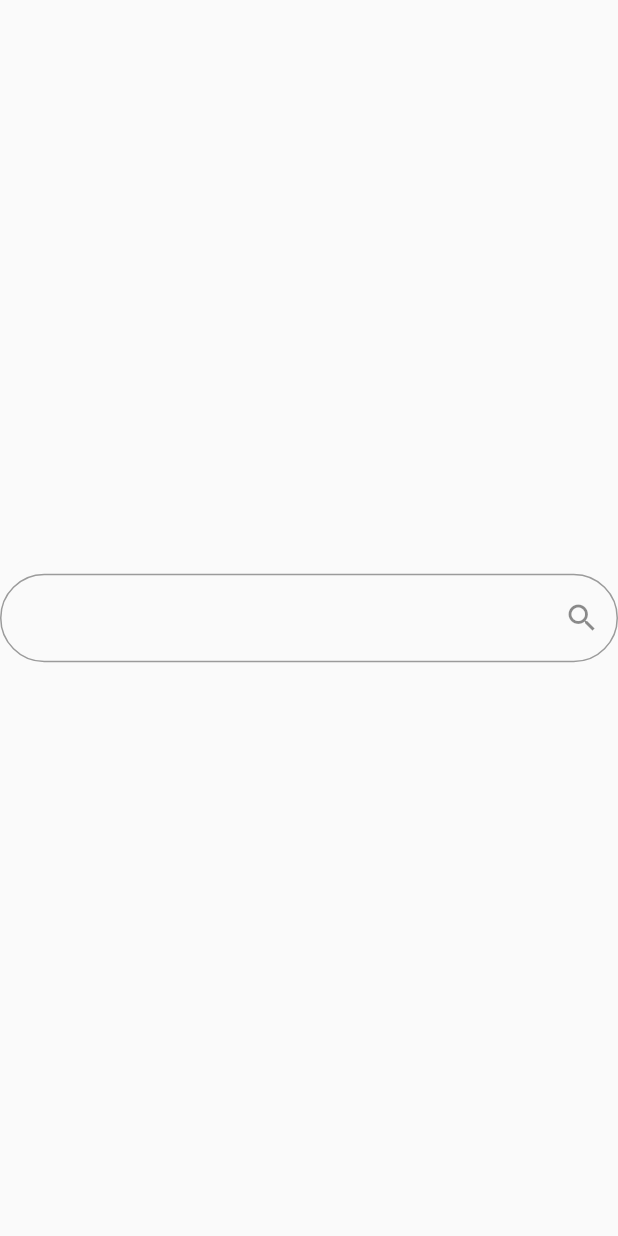
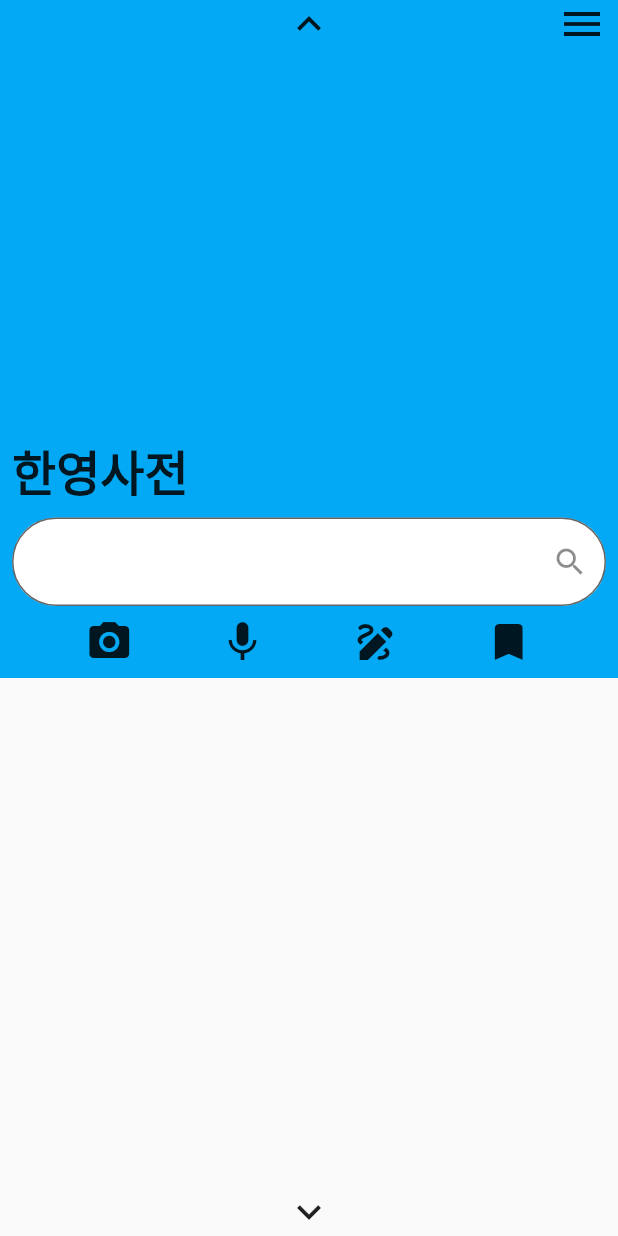
Before and after one commit to termsigening97/flutter_hci, a Flutter app: the screen it shows after launch, on a phone screen of 412 x 824 dp. Run offline on Flutter 3.47's test engine with Material 2 defaults, Android fonts, the phone set to English and light mode, and no system bars.

Commit message:
Two Pages Committed

```diff
--- a/lib/main.dart
+++ b/lib/main.dart
@@ -1,8 +1,12 @@
 import 'package:flutter/material.dart';
+import 'package:flutter_hci/search.dart';
 
-void main() {
-  runApp(const MyApp());
-}
+void main() => runApp(MaterialApp(
+    title: 'Naver Dictionary HCI',
+    theme: ThemeData(
+      primarySwatch: Colors.blue,
+    ),
+    home: const MyApp()));
 
 class MyApp extends StatelessWidget {
   const MyApp({super.key});
@@ -10,60 +14,66 @@ class MyApp extends StatelessWidget {
   // This widget is the root of your application.
   @override
   Widget build(BuildContext context) {
-    return MaterialApp(
-      title: 'Search Box Example',
-      theme: ThemeData(
-        primarySwatch: Colors.blue,
-      ),
-      home: Scaffold(
-        body: Center(
-          child: SearchBox(
-            onTextChanged: (text) {
-              // Perform your search logic here
-              print('Search text changed: $text');
+    return Scaffold(
+      body: Column(children: [
+        Container(
+          color: Colors.lightBlue,
+          child: Column(mainAxisAlignment: MainAxisAlignment.center, children: [
+            Container(
+                padding: const EdgeInsets.only(bottom: 250.0),
+                child: Stack(alignment: Alignment.center, children: [
+                  const Align(
+                      alignment: Alignment.center,
+                      child: Icon(Icons.keyboard_arrow_up, size: 32)),
+                  Align(
+                      alignment: Alignment.centerRight,
+                      child: Container(
+                          padding: const EdgeInsets.only(right: 8.0),
+                          child: const Icon(Icons.menu, size: 32))),
+                ])),
+            Container(
+                alignment: Alignment.centerLeft,
+                padding: const EdgeInsets.all(8.0),
+                child: const Text(
+                  '한영사전',
+                  style: TextStyle(fontSize: 32, fontWeight: FontWeight.bold),
+                )),
+            Container(
+              padding: const EdgeInsets.only(left: 8.0, right: 8.0),
+              child: TextField(
+                textAlignVertical: TextAlignVertical.center,
+                onTap: () {
+                  Navigator.push(
+                      context,
+                      MaterialPageRoute(
+                          builder: (context) => const SearchScreen()));
                 },
-          ),
-        ),
-      ),
-    );
-  }
-}
-
-class SearchBox extends StatefulWidget {
-  final void Function(String) onTextChanged;
-
-  const SearchBox({super.key, required this.onTextChanged});
-
-  @override
-  _SearchBoxState createState() => _SearchBoxState();
-}
-
-class _SearchBoxState extends State<SearchBox> {
-  final TextEditingController _searchController = TextEditingController();
-
-  @override
-  void initState() {
-    super.initState();
-  }
-
-  @override
-  void dispose() {
-    _searchController.dispose();
-    super.dispose();
-  }
-
-  @override
-  Widget build(BuildContext context) {
-    return TextField(
-      textAlignVertical: TextAlignVertical.center,
-      controller: _searchController,
-      onChanged: widget.onTextChanged,
+                textInputAction: TextInputAction.search,
                 decoration: InputDecoration(
+                  filled: true,
+                  fillColor: Colors.white,
                   suffixIcon: const Icon(Icons.search),
                   border: OutlineInputBorder(
                     borderRadius: BorderRadius.circular(32.0),
                   ),
                 ),
+              ),
+            ),
+            Container(
+                padding: const EdgeInsets.only(top: 8.0, bottom: 8.0),
+                child: const Row(
+                    mainAxisAlignment: MainAxisAlignment.spaceEvenly,
+                    children: [
+                      Icon(Icons.camera_alt, size: 32),
+                      Icon(Icons.mic, size: 32),
+                      Icon(Icons.draw, size: 32),
+                      Icon(Icons.bookmark, size: 32),
+                    ])),
+          ]),
+        ),
+        const Spacer(),
+        const Icon(Icons.keyboard_arrow_down, size: 32)
+      ]),
     );
   }
 }
```
Also changed, not shown: lib/search.dart (+83 -0 lines). Lines whose indentation alone changed are shown as unchanged.
